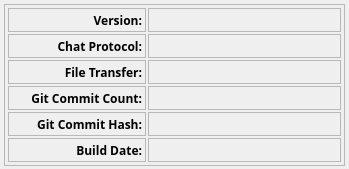
The window that src/gui/form_about.ui (vituperative/i2pchat) describes before a commit, drawn with Qt 5.
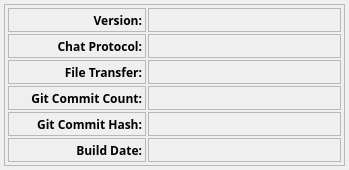
The same window after the commit. Icons and pictures are not drawn.

Diff of the .ui file:
```diff
--- a/src/gui/form_about.ui
+++ b/src/gui/form_about.ui
@@ -10,7 +10,7 @@
     <x>0</x>
     <y>0</y>
     <width>349</width>
-    <height>169</height>
+    <height>170</height>
    </rect>
   </property>
   <property name="sizePolicy">
@@ -22,13 +22,13 @@
   <property name="minimumSize">
    <size>
     <width>349</width>
-    <height>169</height>
+    <height>170</height>
    </size>
   </property>
   <property name="maximumSize">
    <size>
     <width>349</width>
-    <height>169</height>
+    <height>170</height>
    </size>
   </property>
   <property name="sizeIncrement">
```
